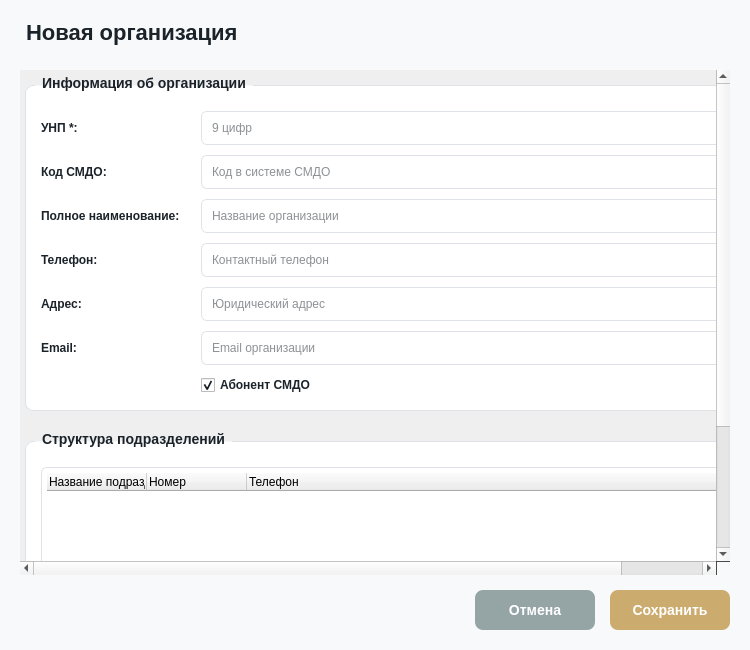
Before: the Qt Designer form client/ui/system/organizations/organization_dialog.ui in lerakaplich/Documents, drawn with Qt 5.
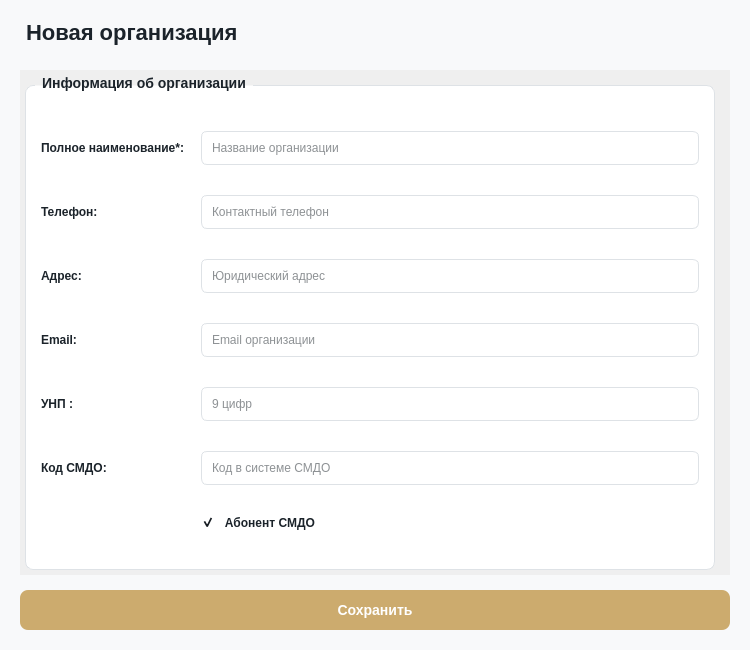
After: the same form once the commit is applied. Icons and pictures are not drawn.

Patch:
```diff
--- a/client/ui/system/organizations/organization_dialog.ui
+++ b/client/ui/system/organizations/organization_dialog.ui
@@ -24,7 +24,98 @@
 QDialog {
     background-color: #f8f9fa;
 }
-   </string>
+   QCheckBox {
+                color: #1B232A;
+                spacing: 0px;
+                font-size: 12px;
+                background: transparent;
+            }
+
+            QCheckBox::indicator {
+                width: 18px;
+                height: 18px;
+                /* Картинка для НЕнажатого состояния */
+                image: url(&quot;D:/Documents/client/icons/cb_unchecked.png&quot;);
+            }
+
+            QCheckBox::indicator:checked {
+                /* Картинка для НАЖАТОГО состояния */
+                image: url(&quot;D:/Documents/client/icons/cb_checked.png&quot;);
+            }
+
+            /* Если хотите добавить эффект при наведении, можно использовать другой файл,
+               либо убрать этот блок, чтобы при наведении ничего не менялось */
+
+            QScrollBar::vertical {
+                background: #F5F5F5;
+                width: 8px;
+                border-radius: 4px;
+                margin: 0px;
+                border: none;
+            }
+
+            QScrollBar::handle:vertical {
+                background: #C1C1C1;
+                border-radius: 4px;
+                min-height: 20px;
+            }
+
+            QScrollBar::handle:vertical:hover {
+                background: #A0A0A0;
+            }
+
+            QScrollBar::handle:vertical:pressed {
+                background: #888888;
+            }
+
+            QScrollBar::add-line:vertical,
+            QScrollBar::sub-line:vertical {
+                border: none;
+                background: none;
+                width: 0px;
+                height: 0px;
+            }
+
+            QScrollBar::add-page:vertical,
+            QScrollBar::sub-page:vertical {
+                background: none;
+            }
+
+            /* Горизонтальная полоса прокрутки */
+            QScrollBar:horizontal {
+                border: none;
+                background: #F5F5F5;
+                height: 8px;
+                margin: 0px;
+                border-radius: 4px;
+            }
+
+            QScrollBar::handle:horizontal {
+                background: #C1C1C1;
+                border-radius: 4px;
+                min-width: 20px;
+            }
+
+            QScrollBar::handle:horizontal:hover {
+                background: #A0A0A0;
+            }
+
+            QScrollBar::handle:horizontal:pressed {
+                background: #888888;
+            }
+
+            QScrollBar::add-line:horizontal,
+            QScrollBar::sub-line:horizontal {
+                border: none;
+                background: none;
+                width: 0px;
+                height: 0px;
+            }
+
+            QScrollBar::add-page:horizontal,
+            QScrollBar::sub-page:horizontal {
+                background: none;
+            }</string>
   </property>
   <layout class="QVBoxLayout" name="mainLayout">
    <property name="spacing">
@@ -55,35 +146,80 @@
    <item>
     <widget class="QScrollArea" name="scrollArea">
      <property name="styleSheet">
-      <string notr="true">
-QScrollArea {
-    border: none;
-    background-color: transparent;
+      <string notr="true">QScrollArea {
+ border: none;
+ background-color: transparent;
 }
-QScrollBar:vertical {
-    background: #e8e8e8;
-    width: 10px;
-    border-radius: 5px;
-    margin: 2px;
-}
-QScrollBar::handle:vertical {
-    background: #ccab6e;
-    border-radius: 5px;
-    min-height: 30px;
-}
-QScrollBar::handle:vertical:hover {
-    background: #b8945a;
-}
-QScrollBar::handle:vertical:pressed {
-    background: #a07d4a;
-}
-QScrollBar::add-line:vertical, QScrollBar::sub-line:vertical {
-    height: 0px;
-}
-QScrollBar::add-page:vertical, QScrollBar::sub-page:vertical {
-    background: none;
-}
-      </string>
+QScrollBar::vertical {
+                background: #F5F5F5;
+                width: 8px;
+                border-radius: 4px;
+                margin: 0px;
+                border: none;
+            }
+
+            QScrollBar::handle:vertical {
+                background: #C1C1C1;
+                border-radius: 4px;
+                min-height: 20px;
+            }
+
+            QScrollBar::handle:vertical:hover {
+                background: #A0A0A0;
+            }
+
+            QScrollBar::handle:vertical:pressed {
+                background: #888888;
+            }
+
+            QScrollBar::add-line:vertical,
+            QScrollBar::sub-line:vertical {
+                border: none;
+                background: none;
+                width: 0px;
+                height: 0px;
+            }
+
+            QScrollBar::add-page:vertical,
+            QScrollBar::sub-page:vertical {
+                background: none;
+            }
+
+            /* Горизонтальная полоса прокрутки */
+            QScrollBar:horizontal {
+                border: none;
+                background: #F5F5F5;
+                height: 8px;
+                margin: 0px;
+                border-radius: 4px;
+            }
+
+            QScrollBar::handle:horizontal {
+                background: #C1C1C1;
+                border-radius: 4px;
+                min-width: 20px;
+            }
+
+            QScrollBar::handle:horizontal:hover {
+                background: #A0A0A0;
+            }
+
+            QScrollBar::handle:horizontal:pressed {
+                background: #888888;
+            }
+
+            QScrollBar::add-line:horizontal,
+            QScrollBar::sub-line:horizontal {
+                border: none;
+                background: none;
+                width: 0px;
+                height: 0px;
+            }
+
+            QScrollBar::add-page:horizontal,
+            QScrollBar::sub-page:horizontal {
+                background: none;
+            }</string>
      </property>
      <property name="widgetResizable">
       <bool>true</bool>
@@ -94,7 +230,7 @@
         <x>0</x>
         <y>0</y>
         <width>710</width>
-        <height>480</height>
+        <height>500</height>
        </rect>
       </property>
       <layout class="QVBoxLayout" name="scrollLayout">
@@ -151,7 +287,90 @@
           <property name="spacing">
            <number>10</number>
           </property>
+          <item row="11" column="1">
+           <widget class="QCheckBox" name="checkBoxSubscriber">
+            <property name="styleSheet">
+             <string>color: #1B232A; font-weight: 500;</string>
+            </property>
+            <property name="text">
+             <string>   Абонент СМДО</string>
+            </property>
+            <property name="checked">
+             <bool>true</bool>
+            </property>
+           </widget>
+          </item>
           <item row="0" column="0">
+           <widget class="QLabel" name="labelName">
+            <property name="styleSheet">
+             <string>color: #1B232A; font-weight: 500;</string>
+            </property>
+            <property name="text">
+             <string>Полное наименование*:</string>
+            </property>
+           </widget>
+          </item>
+          <item row="2" column="1">
+           <widget class="QLineEdit" name="lineEditAddress">
+            <property name="styleSheet">
+             <string>border: 1px solid #dee2e6; border-radius: 6px; padding: 8px; background-color: white; color: #1B232A;</string>
+            </property>
+            <property name="placeholderText">
+             <string>Юридический адрес</string>
+            </property>
+           </widget>
+          </item>
+          <item row="2" column="0">
+           <widget class="QLabel" name="labelAddress">
+            <property name="styleSheet">
+             <string>color: #1B232A; font-weight: 500;</string>
+            </property>
+            <property name="text">
+             <string>Адрес:</string>
+            </property>
+           </widget>
+          </item>
+          <item row="0" column="1">
+           <widget class="QLineEdit" name="lineEditName">
+            <property name="styleSheet">
+             <string>border: 1px solid #dee2e6; border-radius: 6px; padding: 8px; background-color: white; color: #1B232A;</string>
+            </property>
+            <property name="placeholderText">
+             <string>Название организации</string>
+            </property>
+           </widget>
+          </item>
+          <item row="1" column="1">
+           <widget class="QLineEdit" name="lineEditPhone">
+            <property name="styleSheet">
+             <string>border: 1px solid #dee2e6; border-radius: 6px; padding: 8px; background-color: white; color: #1B232A;</string>
+            </property>
+            <property name="placeholderText">
+             <string>Контактный телефон</string>
+            </property>
+           </widget>
+          </item>
+          <item row="1" column="0">
+           <widget class="QLabel" name="labelPhone">
+            <property name="styleSheet">
+             <string>color: #1B232A; font-weight: 500;</string>
+            </property>
+            <property name="text">
+             <string>Телефон:</string>
+            </property>
+           </widget>
+          </item>
+          <item row="10" column="1">
+           <widget class="QLineEdit" name="lineEditSmdoCode">
+            <property name="styleSheet">
+             <string>border: 1px solid #dee2e6; border-radius: 6px; padding: 8px; background-color: white; color: #1B232A;</string>
+            </property>
+            <property name="placeholderText">
+             <string>Код в системе СМДО</string>
+            </property>
+           </widget>
+          </item>
+          <item row="4" column="0">
            <widget class="QLabel" name="labelUNP">
             <property name="minimumSize">
              <size>
@@ -163,11 +382,11 @@
              <string>color: #1B232A; font-weight: 500;</string>
             </property>
             <property name="text">
-             <string>УНП *:</string>
+             <string>УНП :</string>
             </property>
            </widget>
           </item>
-          <item row="0" column="1">
+          <item row="4" column="1">
            <widget class="QLineEdit" name="lineEditUNP">
             <property name="styleSheet">
              <string>border: 1px solid #dee2e6; border-radius: 6px; padding: 8px; background-color: white; color: #1B232A;</string>
@@ -180,7 +399,7 @@
             </property>
            </widget>
           </item>
-          <item row="1" column="0">
+          <item row="10" column="0">
            <widget class="QLabel" name="labelSmdoCode">
             <property name="styleSheet">
              <string>color: #1B232A; font-weight: 500;</string>
@@ -190,87 +409,7 @@
             </property>
            </widget>
           </item>
-          <item row="1" column="1">
-           <widget class="QLineEdit" name="lineEditSmdoCode">
-            <property name="styleSheet">
-             <string>border: 1px solid #dee2e6; border-radius: 6px; padding: 8px; background-color: white; color: #1B232A;</string>
-            </property>
-            <property name="placeholderText">
-             <string>Код в системе СМДО</string>
-            </property>
-           </widget>
-          </item>
-          <item row="2" column="0">
-           <widget class="QLabel" name="labelName">
-            <property name="styleSheet">
-             <string>color: #1B232A; font-weight: 500;</string>
-            </property>
-            <property name="text">
-             <string>Полное наименование:</string>
-            </property>
-           </widget>
-          </item>
-          <item row="2" column="1">
-           <widget class="QLineEdit" name="lineEditName">
-            <property name="styleSheet">
-             <string>border: 1px solid #dee2e6; border-radius: 6px; padding: 8px; background-color: white; color: #1B232A;</string>
-            </property>
-            <property name="placeholderText">
-             <string>Название организации</string>
-            </property>
-           </widget>
-          </item>
-          <item row="3" column="0">
-           <widget class="QLabel" name="labelPhone">
-            <property name="styleSheet">
-             <string>color: #1B232A; font-weight: 500;</string>
-            </property>
-            <property name="text">
-             <string>Телефон:</string>
-            </property>
-           </widget>
-          </item>
           <item row="3" column="1">
-           <widget class="QLineEdit" name="lineEditPhone">
-            <property name="styleSheet">
-             <string>border: 1px solid #dee2e6; border-radius: 6px; padding: 8px; background-color: white; color: #1B232A;</string>
-            </property>
-            <property name="placeholderText">
-             <string>Контактный телефон</string>
-            </property>
-           </widget>
-          </item>
-          <item row="4" column="0">
-           <widget class="QLabel" name="labelAddress">
-            <property name="styleSheet">
-             <string>color: #1B232A; font-weight: 500;</string>
-            </property>
-            <property name="text">
-             <string>Адрес:</string>
-            </property>
-           </widget>
-          </item>
-          <item row="4" column="1">
-           <widget class="QLineEdit" name="lineEditAddress">
-            <property name="styleSheet">
-             <string>border: 1px solid #dee2e6; border-radius: 6px; padding: 8px; background-color: white; color: #1B232A;</string>
-            </property>
-            <property name="placeholderText">
-             <string>Юридический адрес</string>
-            </property>
-           </widget>
-          </item>
-          <item row="5" column="0">
-           <widget class="QLabel" name="labelEmail">
-            <property name="styleSheet">
-             <string>color: #1B232A; font-weight: 500;</string>
-            </property>
-            <property name="text">
-             <string>Email:</string>
-            </property>
-           </widget>
-          </item>
-          <item row="5" column="1">
            <widget class="QLineEdit" name="lineEditEmail">
             <property name="styleSheet">
              <string>border: 1px solid #dee2e6; border-radius: 6px; padding: 8px; background-color: white; color: #1B232A;</string>
@@ -280,355 +419,36 @@
             </property>
            </widget>
           </item>
-          <item row="6" column="1">
-           <widget class="QCheckBox" name="checkBoxSubscriber">
+          <item row="3" column="0">
+           <widget class="QLabel" name="labelEmail">
             <property name="styleSheet">
              <string>color: #1B232A; font-weight: 500;</string>
             </property>
             <property name="text">
-             <string>Абонент СМДО</string>
+             <string>Email:</string>
             </property>
-            <property name="checked">
-             <bool>true</bool>
-            </property>
            </widget>
           </item>
          </layout>
         </widget>
        </item>
-       <item>
-        <widget class="QGroupBox" name="departmentsGroup">
-         <property name="styleSheet">
-          <string>QGroupBox {
-    font-weight: bold;
-    font-size: 14px;
-    border: 1px solid #dee2e6;
-    border-radius: 8px;
-    margin-top: 10px;
-    padding-top: 10px;
-    background-color: white;
-}
-QGroupBox::title {
-    subcontrol-origin: margin;
-    left: 10px;
-    padding: 0 5px 0 5px;
-    color: #1B232A;
-}</string>
-         </property>
-         <property name="title">
-          <string>Структура подразделений</string>
-         </property>
-         <layout class="QVBoxLayout" name="departmentsLayout">
-          <property name="spacing">
-           <number>10</number>
-          </property>
-          <property name="leftMargin">
-           <number>15</number>
-          </property>
-          <property name="topMargin">
-           <number>15</number>
-          </property>
-          <property name="rightMargin">
-           <number>15</number>
-          </property>
-          <property name="bottomMargin">
-           <number>15</number>
-          </property>
-          <item>
-           <widget class="QTreeWidget" name="treeWidgetDepartments">
-            <property name="minimumSize">
-             <size>
-              <width>0</width>
-              <height>200</height>
-             </size>
-            </property>
-            <property name="styleSheet">
-             <string notr="true">
-QTreeWidget {
-    border: 1px solid #dee2e6;
-    border-radius: 6px;
-    background-color: white;
-    color: #1B232A;
-    font-size: 13px;
-    padding: 5px;
-}
-QTreeWidget::item {
-    padding: 5px;
-    border-radius: 4px;
-}
-QTreeWidget::item:hover {
-    background-color: #e3f2fd;
-}
-QTreeWidget::item:selected {
-    background-color: #d4e9f7;
-    color: #1B232A;
-}
-QTreeWidget::branch:has-children:!has-siblings:closed,
-QTreeWidget::branch:closed:has-children:has-siblings {
-    border-image: none;
-    image: none;
-}
-QTreeWidget::branch:open:has-children:!has-siblings,
-QTreeWidget::branch:open:has-children:has-siblings {
-    border-image: none;
-    image: none;
-}
-             </string>
-            </property>
-            <property name="headerLabels">
-             <stringlist>
-              <string>Название подразделения</string>
-              <string>Номер</string>
-              <string>Телефон</string>
-             </stringlist>
-            </property>
-            <property name="columnCount">
-             <number>3</number>
-            </property>
-            <column>
-             <property name="text">
-              <string>Название подразделения</string>
-             </property>
-             <property name="width">
-              <number>300</number>
-             </property>
-            </column>
-            <column>
-             <property name="text">
-              <string>Номер</string>
-             </property>
-             <property name="width">
-              <number>100</number>
-             </property>
-            </column>
-            <column>
-             <property name="text">
-              <string>Телефон</string>
-             </property>
-             <property name="width">
-              <number>200</number>
-             </property>
-            </column>
-           </widget>
-          </item>
-          <item>
-           <layout class="QHBoxLayout" name="departmentButtonsLayout">
-            <property name="spacing">
-             <number>10</number>
-            </property>
-            <item>
-             <widget class="QPushButton" name="btnAddRootDepartment">
-              <property name="minimumSize">
-               <size>
-                <width>180</width>
-                <height>35</height>
-               </size>
-              </property>
-              <property name="cursor">
-               <cursorShape>PointingHandCursor</cursorShape>
-              </property>
-              <property name="styleSheet">
-               <string>QPushButton {
-    background-color: #ccab6e;
-    color: white;
-    border-radius: 8px;
-    font-weight: bold;
-    font-size: 13px;
-    border: none;
-}
-QPushButton:hover {
-    background-color: #b8945a;
-}
-QPushButton:pressed {
-    background-color: #a07d4a;
-}</string>
-              </property>
-              <property name="text">
-               <string>📁 Добавить отдел</string>
-              </property>
-             </widget>
-            </item>
-            <item>
-             <widget class="QPushButton" name="btnAddChildDepartment">
-              <property name="minimumSize">
-               <size>
-                <width>210</width>
-                <height>35</height>
-               </size>
-              </property>
-              <property name="cursor">
-               <cursorShape>PointingHandCursor</cursorShape>
-              </property>
-              <property name="styleSheet">
-               <string>QPushButton {
-    background-color: #3498db;
-    color: white;
-    border-radius: 8px;
-    font-weight: bold;
-    font-size: 13px;
-    border: none;
-}
-QPushButton:hover {
-    background-color: #2980b9;
-}
-QPushButton:pressed {
-    background-color: #1f6aa5;
-}</string>
-              </property>
-              <property name="text">
-               <string>📂 Добавить подотдел</string>
-              </property>
-             </widget>
-            </item>
-            <item>
-             <widget class="QPushButton" name="btnEditDepartment">
-              <property name="minimumSize">
-               <size>
-                <width>170</width>
-                <height>35</height>
-               </size>
-              </property>
-              <property name="cursor">
-               <cursorShape>PointingHandCursor</cursorShape>
-              </property>
-              <property name="styleSheet">
-               <string>QPushButton {
-    background-color: #2ecc71;
-    color: white;
-    border-radius: 8px;
-    font-weight: bold;
-    font-size: 13px;
-    border: none;
-}
-QPushButton:hover {
-    background-color: #27ae60;
-}
-QPushButton:pressed {
-    background-color: #1e8449;
-}</string>
-              </property>
-              <property name="text">
-               <string>✏️ Редактировать</string>
-              </property>
-             </widget>
-            </item>
-            <item>
-             <widget class="QPushButton" name="btnDeleteDepartment">
-              <property name="minimumSize">
-               <size>
-                <width>150</width>
-                <height>35</height>
-               </size>
-              </property>
-              <property name="cursor">
-               <cursorShape>PointingHandCursor</cursorShape>
-              </property>
-              <property name="styleSheet">
-               <string>QPushButton {
-    background-color: #D22730;
-    color: white;
-    border-radius: 8px;
-    font-weight: bold;
-    font-size: 13px;
-    border: none;
-}
-QPushButton:hover {
-    background-color: #b71c1c;
-}
-QPushButton:pressed {
-    background-color: #8b0000;
-}</string>
-              </property>
-              <property name="text">
-               <string>🗑 Удалить</string>
-              </property>
-             </widget>
-            </item>
-            <item>
-             <spacer name="horizontalSpacer">
-              <property name="orientation">
-               <enum>Qt::Orientation::Horizontal</enum>
-              </property>
-              <property name="sizeHint" stdset="0">
-               <size>
-                <width>40</width>
-                <height>20</height>
-               </size>
-              </property>
-             </spacer>
-            </item>
-           </layout>
-          </item>
-         </layout>
-        </widget>
-       </item>
       </layout>
      </widget>
     </widget>
    </item>
    <item>
-    <layout class="QHBoxLayout" name="buttonLayout">
-     <property name="spacing">
-      <number>15</number>
+    <widget class="QPushButton" name="btnSave">
+     <property name="minimumSize">
+      <size>
+       <width>120</width>
+       <height>40</height>
+      </size>
      </property>
-     <item>
-      <spacer name="horizontalSpacerBottom">
-       <property name="orientation">
-        <enum>Qt::Orientation::Horizontal</enum>
-       </property>
-       <property name="sizeHint" stdset="0">
-        <size>
-         <width>40</width>
-         <height>20</height>
-        </size>
-       </property>
-      </spacer>
-     </item>
-     <item>
-      <widget class="QPushButton" name="btnCancel">
-       <property name="minimumSize">
-        <size>
-         <width>120</width>
-         <height>40</height>
-        </size>
-       </property>
-       <property name="cursor">
-        <cursorShape>PointingHandCursor</cursorShape>
-       </property>
-       <property name="styleSheet">
-        <string>QPushButton {
-    background-color: #95a5a6;
-    color: white;
-    border-radius: 8px;
-    font-weight: bold;
-    font-size: 14px;
-    border: none;
-}
-QPushButton:hover {
-    background-color: #7f8c8d;
-}
-QPushButton:pressed {
-    background-color: #6c7a7a;
-}</string>
-       </property>
-       <property name="text">
-        <string>Отмена</string>
-       </property>
-      </widget>
-     </item>
-     <item>
-      <widget class="QPushButton" name="btnSave">
-       <property name="minimumSize">
-        <size>
-         <width>120</width>
-         <height>40</height>
-        </size>
-       </property>
-       <property name="cursor">
-        <cursorShape>PointingHandCursor</cursorShape>
-       </property>
-       <property name="styleSheet">
-        <string>QPushButton {
+     <property name="cursor">
+      <cursorShape>PointingHandCursor</cursorShape>
+     </property>
+     <property name="styleSheet">
+      <string>QPushButton {
     background-color: #ccab6e;
     color: white;
     border-radius: 8px;
@@ -642,13 +462,11 @@
 QPushButton:pressed {
     background-color: #a07d4a;
 }</string>
-       </property>
-       <property name="text">
-        <string>Сохранить</string>
-       </property>
-      </widget>
-     </item>
-    </layout>
+     </property>
+     <property name="text">
+      <string>Сохранить</string>
+     </property>
+    </widget>
    </item>
   </layout>
  </widget>
```
Left out of the diff: 6 changed lines with no effect on the pictures.
